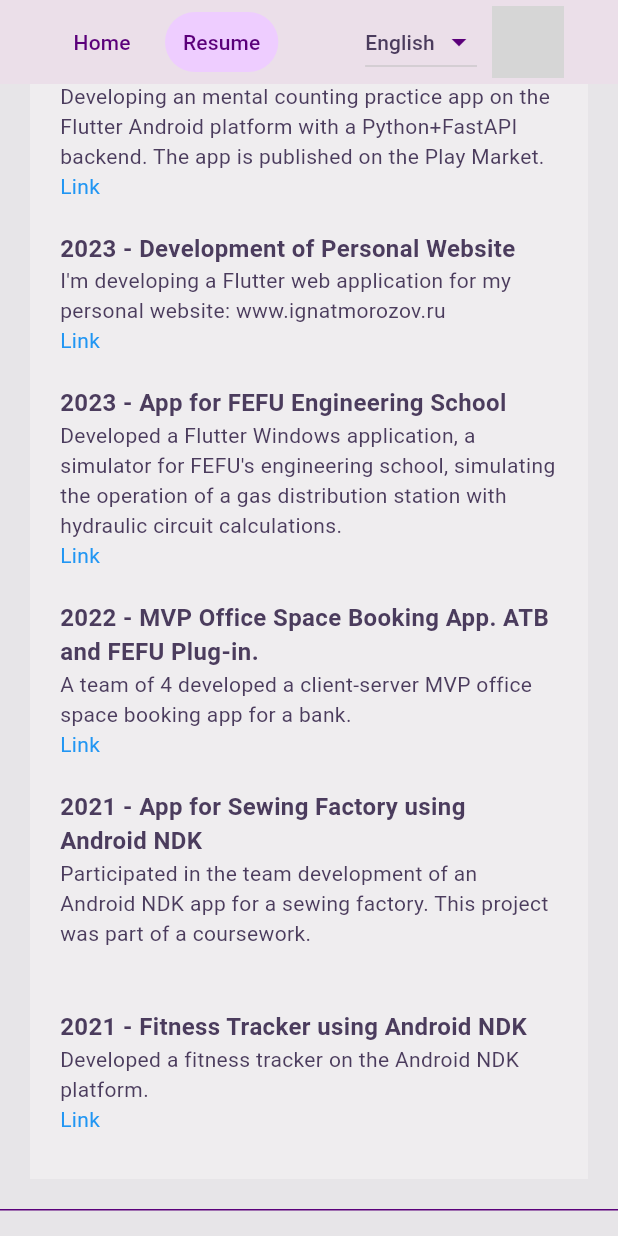
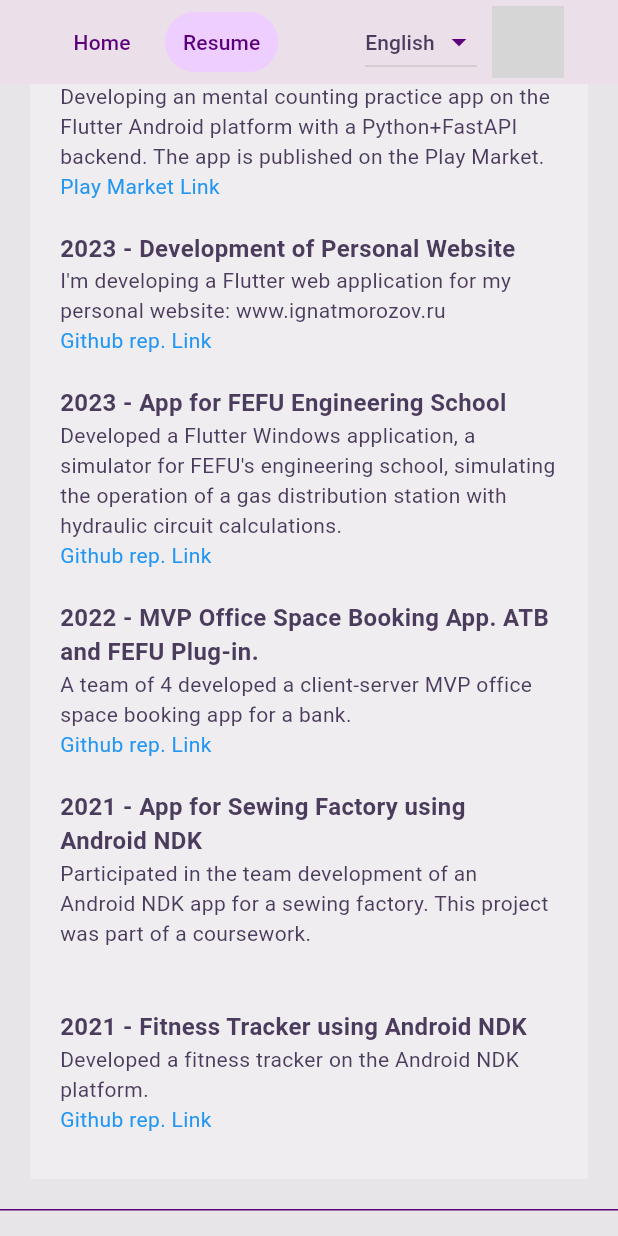
Before and after one commit to Gagaved/web-app-folio, a Flutter app: the ResumePage screen opened by its route, scrolled down 576 dp, on a phone screen of 412 x 824 dp. Run offline on Flutter 3.47's test engine with Material 2 defaults, Android fonts, the light colour scheme and no system bars; our stand-ins replace flutter_riverpod, get_it, google_fonts, riverpod, shared_preferences; missing offline and left inert: day_night_switcher; accounts and stored records are empty; grey boxes are pictures that could not be loaded.

Commit message:
update links

```diff
--- a/lib/l10n/app_ru.arb
+++ b/lib/l10n/app_ru.arb
@@ -19,7 +19,7 @@
   "titleCopiedToClipboard": "скопирован в буфер обмена",
   "languageAndFrameworksTitle": "Языки и фреймворки",
   "languageAndFrameworksLanguages": "Знаю, могу и хочу писать на следующих языках: Dart, Kotlin, Python. C++",
-  "languageAndFrameworksFrameworks": "С чем я работал: Flutter, Android NDK, Git, Firebase, FastApi, Cuda",
+  "languageAndFrameworksFrameworks": "С чем я работал: Flutter, Android NDK, Git, Firebase auth, FastApi, Cuda",
   "languageAndFrameworksLessConfident": "Менее уверенно, но знаю основы этих языков: Js, C#",
   "projectsTitle": "Проекты",
   "experienceTitle": "Опыт",
@@ -42,8 +42,8 @@
   "experienceRenderingMechanism": "Понимаю, как работает механизм рендеринга Flutter, Diffing Algorithm Widget tree, Element tree, Render tree.",
   "experienceKeys": "Знаю зачем нужны global key, value key, unique key.",
   "experienceAsync": "Понимаю как работает \"многопоточность\" Dart, Isolate, Future, async/await.",
-  "experienceOop": "Свободно ориентируюсь в языке и фреймворке. Знаком с принципами REST, SOLID, с архитектурными паттернами MVVM MVC, обладаю навыками объектно-ориентированного программирования, понимаю концепции классов, объектов, наследования, инкапсуляции и полиморфизма.",
-  "experienceAlgorithms": "Знаю алгоритмы и структуры данных: сортировки, поиски, списки, стеки и очереди и т.д.",
+  "experienceOop": "Хорошо ориентируюсь в языке и фреймворке. Знаком с принципами REST, SOLID, с архитектурными паттернами MVVM MVC, обладаю навыками объектно-ориентированного программирования, понимаю концепции классов, объектов, наследования, инкапсуляции и полиморфизма.",
+  "experienceAlgorithms": "Отлично знаю алгоритмы и структуры данных: сортировки, поиски, хэш-таблицы, деревья, стеки, очереди и т.д.",
   "experienceCleanArchitecture": "Понимаю принципы чистой архитектуры: разделение на слои, зависимости и инверсию управления.",
   "workWithTitle": "С чем работал",
   "workWithItemStateManagement": "Стейтменеджмент",
--- a/lib/l10n/gen_l10n/app_localizations_ru.dart
+++ b/lib/l10n/gen_l10n/app_localizations_ru.dart
@@ -56,7 +56,7 @@ class AppLocalizationsRu extends AppLocalizations {
   String get languageAndFrameworksLanguages => 'Знаю, могу и хочу писать на следующих языках: Dart, Kotlin, Python. C++';
 
   @override
-  String get languageAndFrameworksFrameworks => 'С чем я работал: Flutter, Android NDK, Git, Firebase, FastApi, Cuda';
+  String get languageAndFrameworksFrameworks => 'С чем я работал: Flutter, Android NDK, Git, Firebase auth, FastApi, Cuda';
 
   @override
   String get languageAndFrameworksLessConfident => 'Менее уверенно, но знаю основы этих языков: Js, C#';
@@ -125,10 +125,10 @@ class AppLocalizationsRu extends AppLocalizations {
   String get experienceAsync => 'Понимаю как работает \"многопоточность\" Dart, Isolate, Future, async/await.';
 
   @override
-  String get experienceOop => 'Свободно ориентируюсь в языке и фреймворке. Знаком с принципами REST, SOLID, с архитектурными паттернами MVVM MVC, обладаю навыками объектно-ориентированного программирования, понимаю концепции классов, объектов, наследования, инкапсуляции и полиморфизма.';
+  String get experienceOop => 'Хорошо ориентируюсь в языке и фреймворке. Знаком с принципами REST, SOLID, с архитектурными паттернами MVVM MVC, обладаю навыками объектно-ориентированного программирования, понимаю концепции классов, объектов, наследования, инкапсуляции и полиморфизма.';
 
   @override
-  String get experienceAlgorithms => 'Знаю алгоритмы и структуры данных: сортировки, поиски, списки, стеки и очереди и т.д.';
+  String get experienceAlgorithms => 'Отлично знаю алгоритмы и структуры данных: сортировки, поиски, хэш-таблицы, деревья, стеки, очереди и т.д.';
 
   @override
   String get experienceCleanArchitecture => 'Понимаю принципы чистой архитектуры: разделение на слои, зависимости и инверсию управления.';
--- a/lib/presentation/pages/resume/resume_page.dart
+++ b/lib/presentation/pages/resume/resume_page.dart
@@ -188,13 +188,18 @@ class _Projects extends StatelessWidget {
               year: '2023',
               title: localizations.projectTitle1,
               description: localizations.projectDescription1,
-              link: localizations.projectLink),
+              link: "Play Market ${localizations.projectLink}",
+    onTap: () {
+    launchInBrowser(
+    Uri.parse("https://play.google.com/store/apps/details?id=ru.ignatmorozov.inmind"));
+    },
+          ),
           const SizedBox(height: 10),
           _Project(
             year: '2023',
             title: localizations.projectTitle2,
             description: localizations.projectDescription2,
-            link: localizations.projectLink,
+            link: 'Github rep. ${localizations.projectLink}',
             onTap: () {
               launchInBrowser(
                   Uri.parse("https://github.com/Gagaved/web-app-folio"));
@@ -205,7 +210,7 @@ class _Projects extends StatelessWidget {
             year: '2023',
             title: localizations.projectTitle3,
             description: localizations.projectDescription3,
-            link: localizations.projectLink,
+            link: 'Github rep. ${localizations.projectLink}',
             onTap: () {
               launchInBrowser(Uri.parse(
                   "https://github.com/Gagaved/gas_distribution_station_model"));
@@ -216,7 +221,7 @@ class _Projects extends StatelessWidget {
             year: '2022',
             title: localizations.projectTitle4,
             description: localizations.projectDescription4,
-            link: localizations.projectLink,
+            link: 'Github rep. '+localizations.projectLink,
             onTap: () {
               launchInBrowser(
                   Uri.parse("https://github.com/Gagaved/Atb-booking"));
@@ -233,7 +238,7 @@ class _Projects extends StatelessWidget {
             year: '2021',
             title: localizations.projectTitle6,
             description: localizations.projectDescription6,
-            link: localizations.projectLink,
+            link: 'Github rep. ${localizations.projectLink}',
             onTap: () {
               launchInBrowser(Uri.parse(
                   "https://github.com/Gagaved/fefu-android-base-repo"));
```
